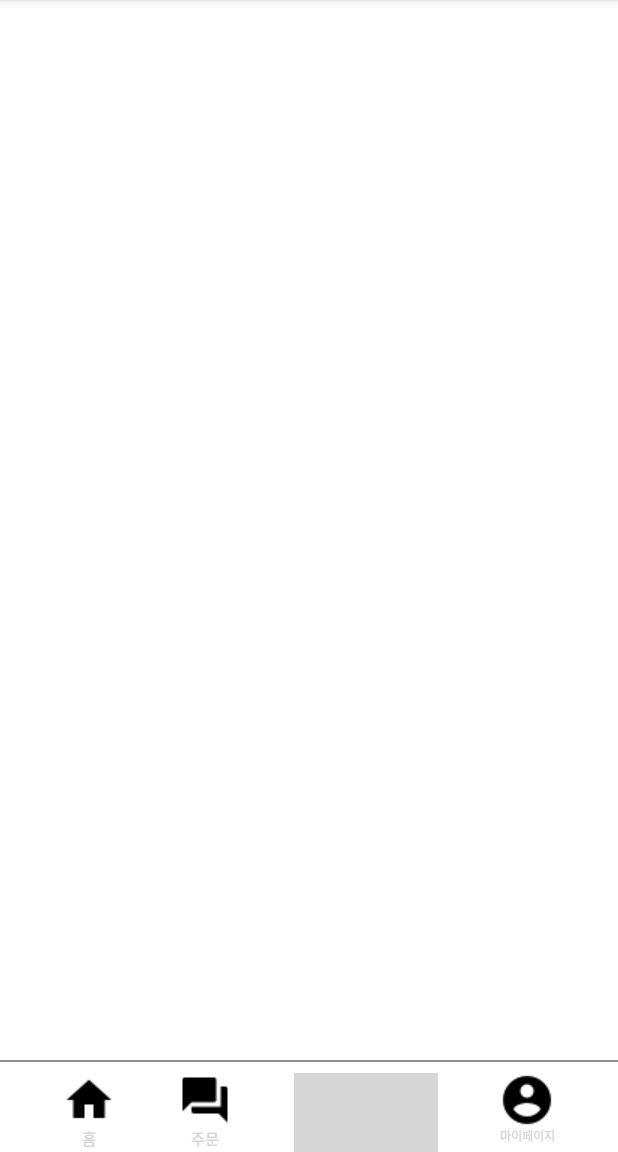
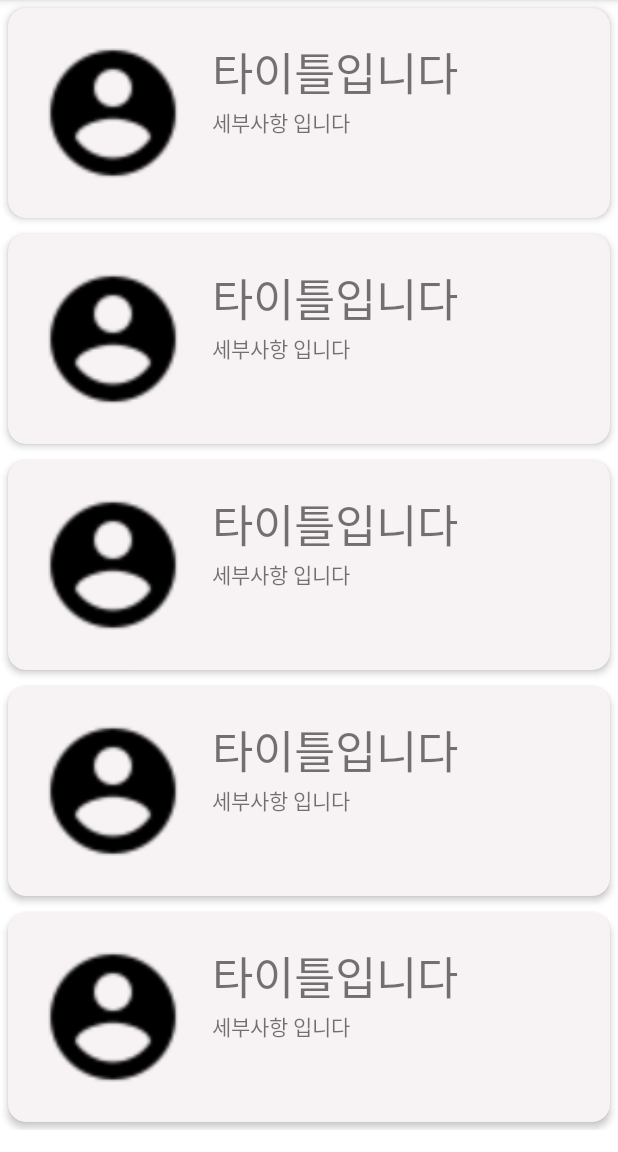
Before and after one commit to ParangBird/Sangrok-Delivery, an Android app: the screen it shows after launch (MainActivity before the commit, SelectRestaurantActivity after it), on a phone screen of 412 x 824 dp, the part 84-1236 px from its top. Run offline under Robolectric (Android 15) with nearby library versions, the phone set to English and light mode, and no system bars; grey boxes are pictures that could not be loaded.

Commit message:
cardview 추가

```diff
--- a/app/build.gradle
+++ b/app/build.gradle
@@ -38,4 +38,12 @@ dependencies {
     testImplementation 'junit:junit:4.+'
     androidTestImplementation 'androidx.test.ext:junit:1.1.3'
     androidTestImplementation 'androidx.test.espresso:espresso-core:3.4.0'
+
+    implementation 'androidx.cardview:cardview:1.0.0'
+
+    implementation "androidx.recyclerview:recyclerview-selection:1.1.0-rc03"
+    implementation "androidx.recyclerview:recyclerview:1.1.0"
+    implementation "androidx.cardview:cardview:1.0.0"
+
+
 }
--- a/app/src/main/AndroidManifest.xml
+++ b/app/src/main/AndroidManifest.xml
@@ -9,7 +9,8 @@
         android:roundIcon="@mipmap/ic_launcher_round"
         android:supportsRtl="true"
         android:theme="@style/Theme.SangrokDelivery">
-        <activity android:name=".MainActivity"></activity>
+        <activity android:name=".SelectRestaurantActivity"></activity>
+        <activity android:name=".MainActivity" />
         <activity
             android:name=".SplashActivity"
             android:theme="@style/Theme.AppCompat.Light.NoActionBar">
--- /dev/null
+++ b/app/src/main/java/com/example/sangrok_delivery/MyAdapter.java
@@ -0,0 +1,51 @@
+package com.example.sangrok_delivery;
+
+import android.view.LayoutInflater;
+import android.view.View;
+import android.view.ViewGroup;
+import android.widget.ImageView;
+import android.widget.TextView;
+
+import androidx.annotation.NonNull;
+import androidx.appcompat.view.menu.MenuView;
+import androidx.recyclerview.widget.RecyclerView;
+
+class MyAdapter extends RecyclerView.Adapter<MyAdapter.MyViewHolder> {
+
+    public class MyViewHolder extends RecyclerView.ViewHolder {
+        protected ImageView itemImage;
+        protected TextView itemTitle;
+        protected TextView itemDetail;
+        public MyViewHolder(View itemView) {
+            super(itemView);
+             itemImage = itemView.findViewById(R.id.item_image);
+             itemTitle = itemView.findViewById(R.id.item_title);
+             itemDetail = itemView.findViewById(R.id.item_detail);
+        }
+    }
+
+
+    @NonNull
+    @Override
+    public MyViewHolder onCreateViewHolder(@NonNull ViewGroup parent, int viewType) {
+        View view = LayoutInflater.from(parent.getContext())
+                .inflate(R.layout.cardview_layout, parent, false);
+
+        MyViewHolder viewHolder = new MyViewHolder(view);
+
+        return viewHolder;
+    }
+
+    @Override
+    public void onBindViewHolder(@NonNull MyViewHolder holder, int position) {
+        // - get element from your dataset at this position
+        // - replace the contents of the view with that element
+        holder.itemImage.setImageResource(R.drawable.baseline_account_circle_black_24dp);
+        holder.itemTitle.setText("타이틀입니다");
+        holder.itemDetail.setText("세부사항 입니다");
+    }
+    @Override
+    public int getItemCount() {
+        return 5;
+    }
+}
--- /dev/null
+++ b/app/src/main/java/com/example/sangrok_delivery/SelectRestaurantActivity.java
@@ -0,0 +1,46 @@
+package com.example.sangrok_delivery;
+
+import androidx.appcompat.app.AppCompatActivity;
+import androidx.cardview.widget.CardView;
+import androidx.recyclerview.widget.LinearLayoutManager;
+import androidx.recyclerview.widget.RecyclerView;
+
+import android.os.Bundle;
+import android.widget.LinearLayout;
+
+public class SelectRestaurantActivity extends AppCompatActivity {
+
+
+    private RecyclerView recyclerView;
+    private RecyclerView.Adapter viewAdapter;
+    private RecyclerView.LayoutManager viewManager;
+
+
+    @Override
+    protected void onCreate(Bundle savedInstanceState) {
+        super.onCreate(savedInstanceState);
+        setContentView(R.layout.activity_select_restaurant);
+
+
+        recyclerView = findViewById(R.id.recyclerview_main);
+        viewManager = new LinearLayoutManager(this, RecyclerView.HORIZONTAL, true);
+        viewAdapter = new MyAdapter();
+        recyclerView.setAdapter(viewAdapter);
+
+        /*
+        *         recyclerView = findViewById(R.id.recycler_view);
+        LinearLayoutManager linearLayoutManager = new LinearLayoutManager(this);
+        linearLayoutManager.setReverseLayout(true);
+        linearLayoutManager.setStackFromEnd(true);
+        recyclerView.setLayoutManager(linearLayoutManager);
+        recyclerView.setFocusable(false);
+
+        postAdapter = new PostAdapter(this);
+        recyclerView.setAdapter(postAdapter);
+        postAdapter.setData(getDataPost());
+
+        *
+        *
+        * */
+    }
+}
--- a/app/src/main/java/com/example/sangrok_delivery/SplashActivity.java
+++ b/app/src/main/java/com/example/sangrok_delivery/SplashActivity.java
@@ -34,7 +34,7 @@ public class SplashActivity extends AppCompatActivity {
     private class splashHandler implements Runnable {
         @Override
         public void run() {
-            startActivity(new Intent(getApplicationContext(), MainActivity.class));        // LoginActivity 로 이동
+            startActivity(new Intent(getApplicationContext(), SelectRestaurantActivity.class));        // LoginActivity 로 이동
             finish();  // SplashActivity 종료
         }
     }
--- /dev/null
+++ b/app/src/main/res/layout/activity_select_restaurant.xml
@@ -0,0 +1,20 @@
+<?xml version="1.0" encoding="utf-8"?>
+<LinearLayout xmlns:android="http://schemas.android.com/apk/res/android"
+    xmlns:app="http://schemas.android.com/apk/res-auto"
+    xmlns:tools="http://schemas.android.com/tools"
+    android:layout_width="match_parent"
+    android:layout_height="match_parent"
+    tools:context=".SelectRestaurantActivity">
+
+
+    <androidx.recyclerview.widget.RecyclerView
+        app:layoutManager="androidx.recyclerview.widget.LinearLayoutManager"
+        android:id="@+id/recyclerview_main"
+        android:layout_width="match_parent"
+        android:layout_height="wrap_content">
+    </androidx.recyclerview.widget.RecyclerView>
+
+
+
+
+</LinearLayout>
--- /dev/null
+++ b/app/src/main/res/layout/cardview_layout.xml
@@ -0,0 +1,52 @@
+<?xml version="1.0" encoding="utf-8"?>
+
+<androidx.cardview.widget.CardView xmlns:android="http://schemas.android.com/apk/res/android"
+    xmlns:card_view="http://schemas.android.com/apk/res-auto"
+    android:id="@+id/card_view"
+    android:layout_width="match_parent"
+    android:layout_height="wrap_content"
+    android:layout_margin="5dp"
+    card_view:cardBackgroundColor="#f7f2f3"
+    card_view:cardCornerRadius="12dp"
+    card_view:cardElevation="3dp"
+    card_view:contentPadding="4dp">
+
+    <RelativeLayout
+        android:layout_width="match_parent"
+        android:layout_height="wrap_content"
+        android:padding="16dp">
+
+        <ImageView
+            android:id="@+id/item_image"
+            android:layout_width="100dp"
+            android:layout_height="100dp"
+            android:layout_alignParentStart="true"
+            android:layout_alignParentLeft="true"
+            android:layout_alignParentTop="true"
+            android:layout_marginEnd="16dp"
+            android:layout_marginRight="16dp"
+            android:src="@drawable/logo" />
+
+
+        <TextView
+            android:id="@+id/item_title"
+            android:layout_width="wrap_content"
+            android:layout_height="wrap_content"
+            android:layout_alignParentTop="true"
+            android:layout_toEndOf="@+id/item_image"
+            android:layout_toRightOf="@id/item_image"
+            android:text="TextView 입니다"
+            android:textSize="30sp" />
+
+        <TextView
+            android:id="@+id/item_detail"
+            android:layout_width="wrap_content"
+            android:layout_height="wrap_content"
+            android:layout_below="@+id/item_title"
+            android:layout_toEndOf="@+id/item_image"
+            android:layout_toRightOf="@+id/item_image"
+            android:text="Detail 입니다." />
+
+    </RelativeLayout>
+
+</androidx.cardview.widget.CardView>
```
